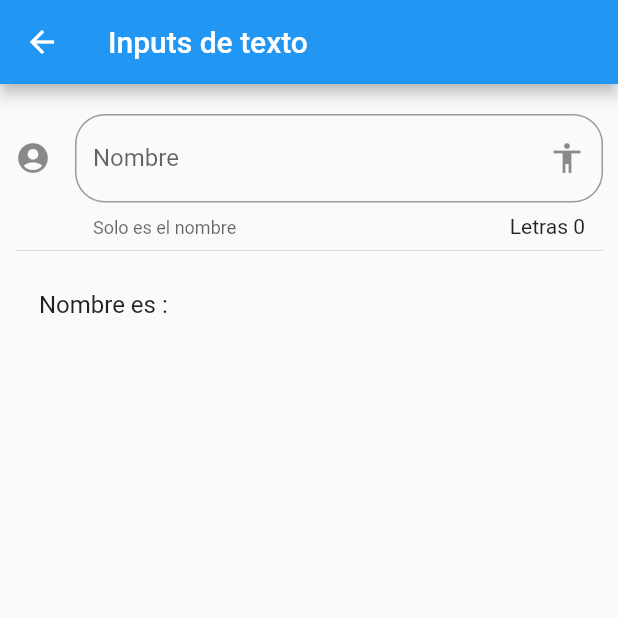
After one commit to lmdelgallego/componentes, a Flutter app: the InputPage screen opened by its route, on a phone screen of 412 x 824 dp, the top half of it. The commit adds this screen. Run offline on Flutter 3.47's test engine with Material 2 defaults, Android fonts, the phone set to English and light mode, and no system bars.

Commit message:
Normal Input

```diff
--- a/data/menu_opts.json
+++ b/data/menu_opts.json
@@ -21,5 +21,11 @@
             "icon" : "donut_large",
             "texto": "Animated Container"
         }
+        ,
+        {
+            "ruta" : "inputs",
+            "icon" : "input",
+            "texto": "Inputs"
+        }
     ]
 }
--- /dev/null
+++ b/lib/src/pages/input_pate.dart
@@ -0,0 +1,56 @@
+import 'package:flutter/material.dart';
+
+class InputPage extends StatefulWidget {
+  InputPage({Key key}) : super(key: key);
+
+  @override
+  _InputPageState createState() => _InputPageState();
+}
+
+class _InputPageState extends State<InputPage> {
+  String _nombre = '';
+
+  @override
+  Widget build(BuildContext context) {
+    return Scaffold(
+      appBar: AppBar(
+        title: Text('Inputs de texto'),
+      ),
+      body: ListView(
+        padding: EdgeInsets.symmetric(horizontal: 10, vertical: 20),
+        children: [
+          _crearInput(),
+          Divider(),
+          _crearPersona(),
+        ],
+      ),
+    );
+  }
+
+  Widget _crearInput() {
+    return TextField(
+      autofocus: false,
+      textCapitalization: TextCapitalization.sentences,
+      decoration: InputDecoration(
+        border: OutlineInputBorder(borderRadius: BorderRadius.circular(20)),
+        counter: Text('Letras ${_nombre.length}'),
+        hintText: 'Nombre de la persona',
+        labelText: 'Nombre',
+        helperText: 'Solo es el nombre',
+        suffixIcon: Icon(Icons.accessibility),
+        icon: Icon(Icons.account_circle),
+      ),
+      onChanged: (value) {
+        setState(() {
+          _nombre = value;
+        });
+      },
+    );
+  }
+
+  Widget _crearPersona() {
+    return ListTile(
+      title: Text('Nombre es : $_nombre'),
+    );
+  }
+}
--- a/lib/src/routes/main_routes.dart
+++ b/lib/src/routes/main_routes.dart
@@ -3,6 +3,7 @@ import 'package:componentes/src/pages/animated_container.dart';
 import 'package:componentes/src/pages/avatar_page.dart';
 import 'package:componentes/src/pages/card_page.dart';
 import 'package:componentes/src/pages/home_page.dart';
+import 'package:componentes/src/pages/input_pate.dart';
 import 'package:flutter/material.dart';
 
 Map<String, WidgetBuilder> getAplicationMainRoutes() {
@@ -12,5 +13,6 @@ Map<String, WidgetBuilder> getAplicationMainRoutes() {
     'avatar': (BuildContext contex) => AvatarPage(),
     'card': (BuildContext contex) => CardPage(),
     'animatedContainer': (BuildContext contex) => AnimatedContainerPage(),
+    'inputs': (BuildContext contex) => InputPage(),
   };
 }
--- a/lib/src/utils/icono_string_util.dart
+++ b/lib/src/utils/icono_string_util.dart
@@ -5,6 +5,7 @@ final _icons = <String, IconData>{
   'accessibility': Icons.accessibility,
   'folder_open': Icons.folder_open,
   'donut_large': Icons.donut_large,
+  'input': Icons.input,
 };
 
 Icon getIcon(String name) {
```
